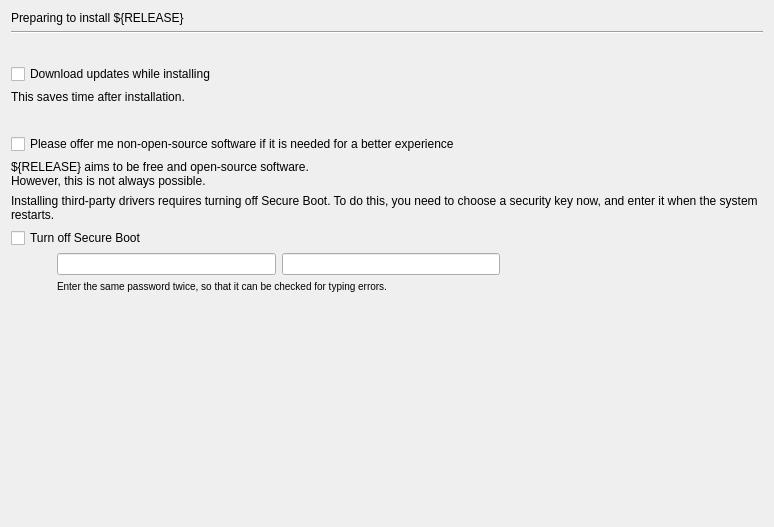
The window that gui/qt/stepPrepare.ui (skissane/ubuntu-ubiquity) describes before a commit, drawn with Qt 5.
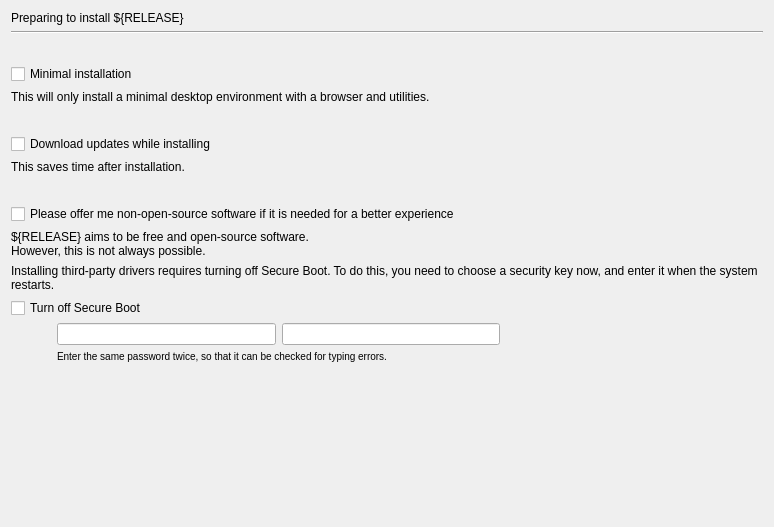
The same window after the commit.

Commit message:
Enable a minimal install functionality
The option only appears in the GTK and Qt environments if a file
listing packages to remove is present in:
/usr/share/ubiquity/manifests/minimal_install_removal.

Note that this is a short-term solution. When moving to subiquity, we'll
have livefs mounts on top of each other to provide this functionality.
This is why we went to that intermediate feature for 18.04.

Patch:
```diff
--- a/gui/qt/stepPrepare.ui
+++ b/gui/qt/stepPrepare.ui
@@ -28,6 +28,36 @@
      </property>
     </widget>
    </item>
+   <item>
+    <spacer name="verticalSpacer_5">
+     <property name="orientation">
+      <enum>Qt::Vertical</enum>
+     </property>
+     <property name="sizeType">
+      <enum>QSizePolicy::Fixed</enum>
+     </property>
+     <property name="sizeHint" stdset="0">
+      <size>
+       <width>20</width>
+       <height>24</height>
+      </size>
+     </property>
+    </spacer>
+   </item>
+   <item>
+    <widget class="QCheckBox" name="prepare_minimal_install">
+     <property name="text">
+      <string>Minimal installation</string>
+     </property>
+    </widget>
+   </item>
+   <item>
+    <widget class="QLabel" name="label_minimal_install">
+     <property name="text">
+      <string>This will only install a minimal desktop environment with a browser and utilities.</string>
+     </property>
+    </widget>
+   </item>
    <item>
     <spacer name="verticalSpacer_4">
      <property name="orientation">
```
The commit also changes 5 other files.
